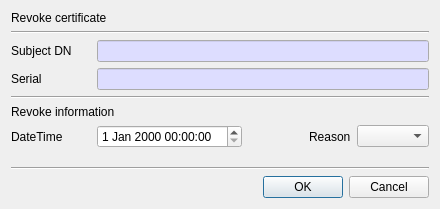
This is CertMan/revoke_cert_dlg.ui in jykim74/CertMan as Qt 5 draws it before an edit. The edited form follows.
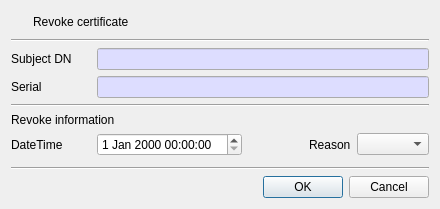
This is the edited form. Icons and pictures are not drawn.

```diff
--- a/CertMan/revoke_cert_dlg.ui
+++ b/CertMan/revoke_cert_dlg.ui
@@ -15,11 +15,44 @@
   </property>
   <layout class="QVBoxLayout" name="verticalLayout">
    <item>
-    <widget class="QLabel" name="label">
-     <property name="text">
-      <string>Revoke certificate</string>
+    <layout class="QGridLayout" name="gridLayout_4">
+     <property name="topMargin">
+      <number>0</number>
      </property>
-    </widget>
+     <item row="0" column="1">
+      <widget class="QLabel" name="label">
+       <property name="text">
+        <string>Revoke certificate</string>
+       </property>
+      </widget>
+     </item>
+     <item row="0" column="0">
+      <widget class="QPushButton" name="pushButton">
+       <property name="minimumSize">
+        <size>
+         <width>16</width>
+         <height>0</height>
+        </size>
+       </property>
+       <property name="maximumSize">
+        <size>
+         <width>16</width>
+         <height>16777215</height>
+        </size>
+       </property>
+       <property name="text">
+        <string/>
+       </property>
+       <property name="icon">
+        <iconset resource="certman.qrc">
+         <normaloff>:/images/revoke.png</normaloff>:/images/revoke.png</iconset>
+       </property>
+       <property name="flat">
+        <bool>true</bool>
+       </property>
+      </widget>
+     </item>
+    </layout>
    </item>
    <item>
     <widget class="Line" name="line_3">
```
Left out of the diff: 4 changed lines with no effect on the pictures.
